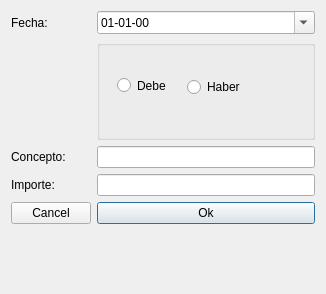
Above: movimiento.ui from waltermas-gitter/infomesas-gui before the change. Below: the same form after it.
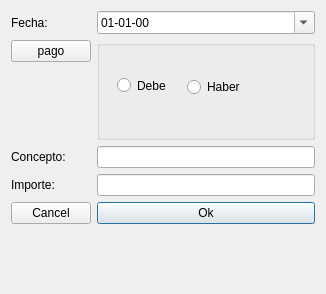
That is the form after the change.

```diff
--- a/movimiento.ui
+++ b/movimiento.ui
@@ -115,6 +115,13 @@
      </property>
     </widget>
    </item>
+   <item row="1" column="0">
+    <widget class="QPushButton" name="pagoPushButton">
+     <property name="text">
+      <string>pago</string>
+     </property>
+    </widget>
+   </item>
   </layout>
  </widget>
  <resources/>
```
